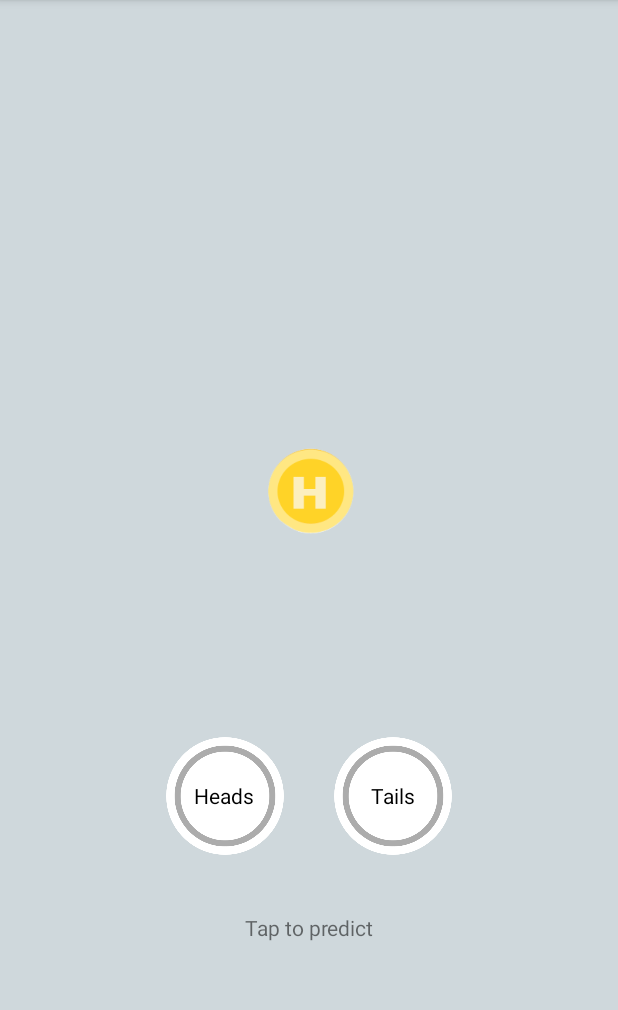
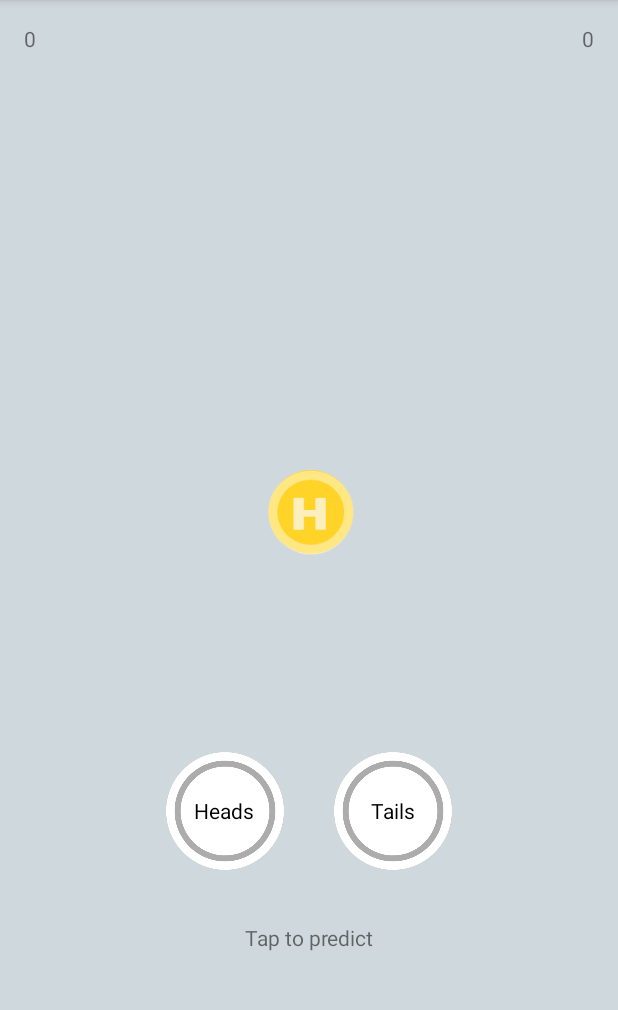
Before and after one commit to MarioRaid99/CoinFlipAP, an Android app: the screen it shows after launch (MainActivity), on a phone screen of 412 x 824 dp, the part 84-1094 px from its top. Run offline under Robolectric (Android 15) with nearby library versions, the phone set to English and light mode, and no system bars.

Commit message:
Adjust functionality

```diff
--- a/app/src/main/java/com/example/android/coinfliptoss/CoinHandler.java
+++ b/app/src/main/java/com/example/android/coinfliptoss/CoinHandler.java
@@ -8,6 +8,8 @@ import android.widget.RadioGroup;
 import android.widget.TextView;
 
 
+import org.w3c.dom.Text;
+
 import java.util.Random;
 
 /**
@@ -17,25 +19,32 @@ import java.util.Random;
 class CoinHandler {
 
     private ImageView view,match;
-    private TextView prediction,outcome;
+    private TextView prediction,outcome,current,high;
     private RadioGroup radio;
     private AnimationDrawable coin;
+
+
+    private int highScore, currentScore;
 
     private Random random;
     private int predict,side;
     private boolean allow;
 
 
-    CoinHandler(ImageView view, ImageView match, TextView prediction, TextView outcome, RadioGroup radio){
+    CoinHandler(ImageView view, ImageView match, TextView prediction,
+                TextView outcome, TextView current,TextView high,RadioGroup radio)
+    {
 
         this.view = view;
         this.match = match;
         this.prediction = prediction;
         this.outcome = outcome;
+        this.current = current;
+        this.high = high;
         this.radio = radio;
 
 
-        side = 0;
+        currentScore = highScore = side = 0;
         allow = true;
         random = new Random();
 
@@ -128,11 +137,18 @@ class CoinHandler {
 
         if(predict == side){
 
+            currentScore++;
+            current.setText(Integer.toString(currentScore));
             match.setBackgroundResource(R.drawable.won);
 
         }
         else{
-
+            if(currentScore > highScore){
+                highScore = currentScore;
+            }
+            currentScore = 0;
+            current.setText(Integer.toString(currentScore));
+            high.setText(Integer.toString(highScore));
             match.setBackgroundResource(R.drawable.lost);
         }
     }
--- a/app/src/main/java/com/example/android/coinfliptoss/MainActivity.java
+++ b/app/src/main/java/com/example/android/coinfliptoss/MainActivity.java
@@ -21,7 +21,7 @@ public class MainActivity extends AppCompatActivity{
 
     private RadioGroup radio;
     private ImageView coin,match;
-    private TextView prediction,outcome;
+    private TextView prediction,outcome,current,high;
     private CoinHandler coinHandler;
 
 
@@ -90,10 +90,12 @@ public class MainActivity extends AppCompatActivity{
         match = findViewById(R.id.match_image_view);
         prediction = findViewById(R.id.predict_text_view);
         outcome = findViewById(R.id.outcome_text_view);
+        current = findViewById(R.id.current_text_view);
+        high = findViewById(R.id.high_text_view);
         radio = findViewById(R.id.predict_radio_group);
 
         arrowHandler = new ArrowHandler(arrow,slide);
-        coinHandler = new CoinHandler(coin,match,prediction,outcome,radio);
+        coinHandler = new CoinHandler(coin,match,prediction,outcome,current,high,radio);
 
     }
 
--- a/app/src/main/res/layout/activity_main.xml
+++ b/app/src/main/res/layout/activity_main.xml
@@ -8,9 +8,27 @@
     android:background="#CFD8DC"
     tools:context=".MainActivity">
     <RelativeLayout
+        android:orientation="horizontal"
         android:layout_width="match_parent"
         android:layout_height="0dp"
-        android:layout_weight="1">
+        android:layout_weight="1.5">
+        <TextView
+            android:id="@+id/current_text_view"
+            android:layout_width="wrap_content"
+            android:layout_height="wrap_content"
+            android:layout_alignParentLeft="true"
+            android:layout_margin="16dp"
+            android:text="0"
+            android:textAlignment="center"
+            />
+        <TextView
+            android:id="@+id/high_text_view"
+            android:layout_width="wrap_content"
+            android:layout_height="match_parent"
+            android:layout_alignParentRight="true"
+            android:layout_margin="16dp"
+            android:text="0"
+            android:textAlignment="center"/>
 
 
     </RelativeLayout>
```
